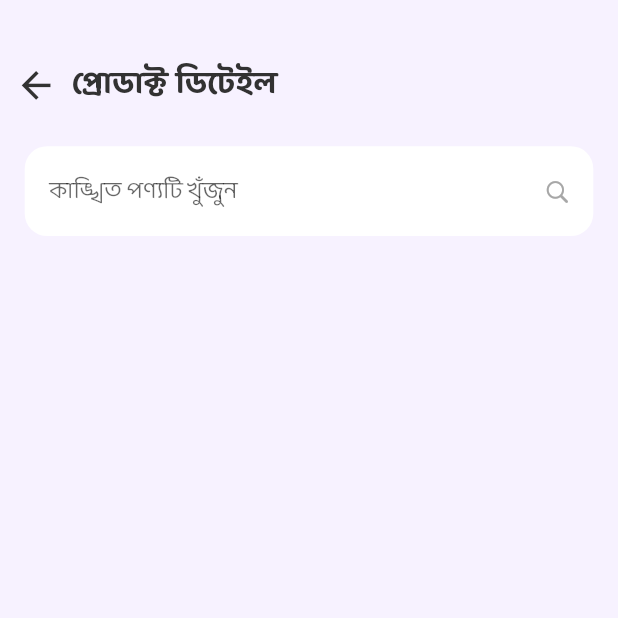
After one commit to SujitSarkar/Qtec-Ecommerce, a Flutter app: the screen it shows after launch, after a tap on "লেস ক্লাসিক ফ্যামিলি সাইজ চিপস্ চিপস্", on a phone screen of 412 x 824 dp, the top half of it. The commit adds this screen. Run offline on Flutter 3.47's test engine with Material 2 defaults, Android fonts, the phone set to English and light mode, and no system bars; our stand-ins replace bloc, flutter_bloc, pull_to_refresh.

Commit message:
product page created

```diff
--- a/lib/blocs/product_cubit.dart
+++ b/lib/blocs/product_cubit.dart
@@ -14,6 +14,8 @@ class ProductCubit extends Cubit<ProductState> {
   bool addedToCart = false;
   int tempIndex=0;
   int cartCount=0;
+
+  FocusNode searchFocusNode = FocusNode();
 
   changeCart(bool val, int index){
     addedToCart=val;
@@ -58,4 +60,9 @@ class ProductCubit extends Cubit<ProductState> {
       }
     }else{}
   }
+
+  enableSearchFocusNode(){
+    searchFocusNode.requestFocus();
+    emit(ProductInitial());
+  }
 }
--- a/lib/main.dart
+++ b/lib/main.dart
@@ -21,7 +21,7 @@ class MyApp extends StatelessWidget {
       theme: Variables.themeData,
       home: MultiBlocProvider(
         providers: [
-          BlocProvider<ProductCubit>(create: (context)=>ProductCubit())
+          BlocProvider<ProductCubit>(create: (_)=>ProductCubit())
         ],
         child: const SearchProductPage(),
       )
--- /dev/null
+++ b/lib/screens/product_details_page.dart
@@ -0,0 +1,58 @@
+import 'dart:ui';
+
+import 'package:flutter/material.dart';
+import 'package:flutter_bloc/flutter_bloc.dart';
+import 'package:qtec_ecommerce/blocs/product_cubit.dart';
+import 'package:qtec_ecommerce/variables/variables.dart';
+import '../variables/decorations.dart';
+
+class ProductDetailsPage extends StatefulWidget {
+  const ProductDetailsPage({Key? key}) : super(key: key);
+
+  @override
+  State<ProductDetailsPage> createState() => _ProductDetailsPageState();
+}
+
+class _ProductDetailsPageState extends State<ProductDetailsPage> {
+
+  @override
+  Widget build(BuildContext context) {
+    final ProductCubit pc = BlocProvider.of<ProductCubit>(context);
+    final double wd = MediaQuery.of(context).size.width;
+    return SafeArea(
+        child: Scaffold(
+          body: _bodyUI(pc,wd),
+        ));
+  }
+
+  Widget _bodyUI(ProductCubit pc,double wd)=>Column(
+      children: [
+        SizedBox(height: wd*.08),
+        ///Appbar
+        Row(
+          children: [
+            IconButton(
+              onPressed: ()=>Navigator.pop(context),
+              icon: Icon(Icons.arrow_back,color:Variables.textColor,size: wd*.07,),
+            ),
+            Text('প্রোডাক্ট ডিটেইল',style: TextStyle(color: Variables.textColor,fontSize: wd*.052,fontWeight: FontWeight.bold))
+          ],
+        ),
+        SizedBox(height: wd*.04),
+
+        ///Search Field
+        Padding(
+          padding: EdgeInsets.symmetric(horizontal: wd*.04),
+          child: TextField(
+            onTap: (){
+              pc.enableSearchFocusNode();
+              Navigator.pop(context);
+            },
+            controller: pc.searchController,
+            decoration: searchDecoration(wd),
+          ),
+        ),
+
+      ]
+  );
+}
--- a/lib/screens/search_product_page.dart
+++ b/lib/screens/search_product_page.dart
@@ -2,6 +2,7 @@ import 'package:flutter/material.dart';
 import 'package:flutter_bloc/flutter_bloc.dart';
 import 'package:pull_to_refresh/pull_to_refresh.dart';
 import 'package:qtec_ecommerce/blocs/product_cubit.dart';
+import 'package:qtec_ecommerce/screens/product_details_page.dart';
 import 'package:qtec_ecommerce/variables/variables.dart';
 import 'package:qtec_ecommerce/widgets/product_tile.dart';
 import '../variables/decorations.dart';
@@ -30,7 +31,7 @@ class _SearchProductPageState extends State<SearchProductPage> {
     await Future.delayed(const Duration(milliseconds: 1000));
     // if failed,use loadFailed(),if no data return,use LoadNodata()
     if(mounted) {
-      setState(() {});
+      //setState(() {});
     }
     _refreshController.loadComplete();
   }
@@ -54,6 +55,7 @@ class _SearchProductPageState extends State<SearchProductPage> {
         child: TextField(
           controller: pc.searchController,
           decoration: searchDecoration(wd),
+          focusNode: pc.searchFocusNode,
         ),
       ),
 
--- a/lib/variables/variables.dart
+++ b/lib/variables/variables.dart
@@ -7,7 +7,7 @@ class Variables{
   static const Color purpleDeep = Color(0xff2503B9);
   static const Color purpleLite= Color(0xff6210E1);
   static const Color appBgColor= Color(0xffF7F2FF);
-  static final Color textColor= Colors.grey.shade900;
+  static const Color textColor= Color(0xff323232);
   static const Color hintColor= Color(0xffA7A7A7);
 
   static const Map<int, Color> primaryColorMap = {
--- a/lib/widgets/product_tile.dart
+++ b/lib/widgets/product_tile.dart
@@ -1,5 +1,6 @@
 import 'package:flutter/material.dart';
 import 'package:flutter_bloc/flutter_bloc.dart';
+import 'package:qtec_ecommerce/screens/product_details_page.dart';
 import '../blocs/product_cubit.dart';
 import '../variables/variables.dart';
 
@@ -12,7 +13,18 @@ class ProductTile extends StatelessWidget {
     final ProductCubit pc = BlocProvider.of<ProductCubit>(context,listen: true);
     final double wd = MediaQuery.of(context).size.width;
 
-    return ClipRRect(
+    return InkWell(
+      onTap: (){
+        Navigator.of(context).push(MaterialPageRoute<ProductDetailsPage>(
+          builder: (_) => MultiBlocProvider(
+            providers: [
+              BlocProvider.value(value: BlocProvider.of<ProductCubit>(context)),
+            ], child: const ProductDetailsPage(),
+          ),
+        ),
+        );
+      },
+      child: ClipRRect(
         borderRadius: BorderRadius.all(Radius.circular( wd*.05)),
         child: Stack(
           alignment: Alignment.center,
@@ -186,6 +198,7 @@ class ProductTile extends StatelessWidget {
             )
           ],
         ),
+      ),
     );
   }
 }
```
Lines whose indentation alone changed are shown as unchanged.
